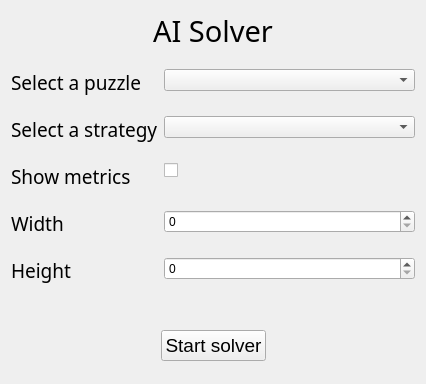
This is src/gui/template/start_window.ui in adejong93/epitech-ai-solver-2021 as Qt 5 draws it before an edit. The edited form follows.
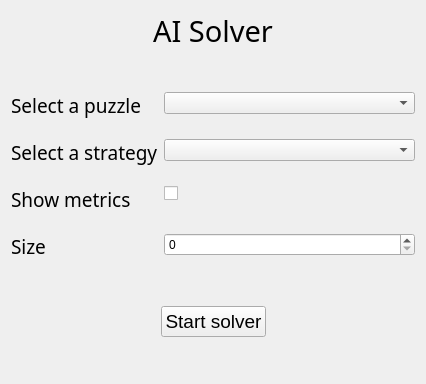
This is the edited form. Icons and pictures are not drawn.

```diff
--- a/src/gui/template/start_window.ui
+++ b/src/gui/template/start_window.ui
@@ -114,20 +114,7 @@
           </font>
          </property>
          <property name="text">
-          <string>Width</string>
-         </property>
-        </widget>
-       </item>
-       <item row="4" column="0">
-        <widget class="QLabel" name="width_label">
-         <property name="font">
-          <font>
-           <family>Trebuchet MS</family>
-           <pointsize>14</pointsize>
-          </font>
-         </property>
-         <property name="text">
-          <string>Height</string>
+          <string>Size</string>
          </property>
         </widget>
        </item>
@@ -145,10 +132,7 @@
         <widget class="QComboBox" name="strategy_select"/>
        </item>
        <item row="3" column="1">
-        <widget class="QSpinBox" name="width_input"/>
-       </item>
-       <item row="4" column="1">
-        <widget class="QSpinBox" name="height_input"/>
+        <widget class="QSpinBox" name="size_input"/>
        </item>
       </layout>
      </item>
```
Left out of the diff: 2 changed lines with no effect on the pictures.
